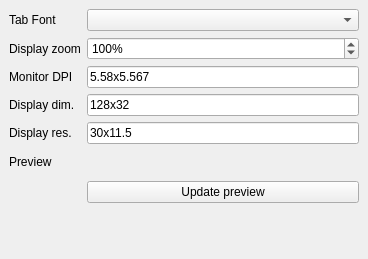
Qt form mainwindow.ui (jnwatts/QtLedTest) before a commit.
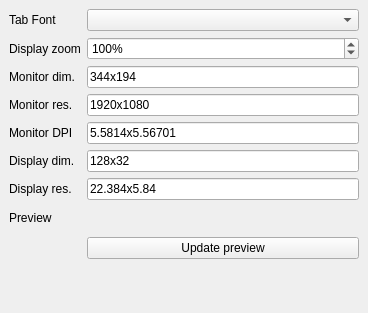
The same form after that commit. Custom widgets are drawn as their Qt base class.

Commit message: Calculate DPI from monitor metrics

What changed in the file:
```diff
--- a/mainwindow.ui
+++ b/mainwindow.ui
@@ -7,7 +7,7 @@
     <x>0</x>
     <y>0</y>
     <width>368</width>
-    <height>259</height>
+    <height>313</height>
    </rect>
   </property>
   <property name="windowTitle">
@@ -54,56 +54,56 @@
       </property>
      </widget>
     </item>
-    <item row="4" column="0">
+    <item row="6" column="0">
      <widget class="QLabel" name="label_5">
       <property name="text">
        <string>Display dim.</string>
       </property>
      </widget>
     </item>
-    <item row="5" column="0">
+    <item row="7" column="0">
      <widget class="QLabel" name="label_6">
       <property name="text">
        <string>Display res.</string>
       </property>
      </widget>
     </item>
-    <item row="2" column="0">
+    <item row="4" column="0">
      <widget class="QLabel" name="label_4">
       <property name="text">
        <string>Monitor DPI</string>
       </property>
      </widget>
     </item>
-    <item row="2" column="1">
-     <widget class="QLineEdit" name="monitorDPI">
-      <property name="text">
-       <string>5.58x5.567</string>
-      </property>
-     </widget>
-    </item>
     <item row="4" column="1">
+     <widget class="QLineEdit" name="monitorDPI">
+      <property name="text">
+       <string>5.5814x5.56701</string>
+      </property>
+     </widget>
+    </item>
+    <item row="6" column="1">
      <widget class="QLineEdit" name="dispRes">
       <property name="text">
        <string>128x32</string>
       </property>
      </widget>
     </item>
-    <item row="5" column="1">
+    <item row="7" column="1">
      <widget class="QLineEdit" name="dispDim">
       <property name="text">
-       <string>30x11.5</string>
+       <string>22.384x5.84</string>
       </property>
      </widget>
     </item>
-    <item row="6" column="0">
+    <item row="8" column="0">
      <widget class="QLabel" name="label_3">
       <property name="text">
        <string>Preview</string>
       </property>
      </widget>
     </item>
-    <item row="6" column="1">
+    <item row="8" column="1">
      <widget class="SSD1306" name="oled" native="true">
       <property name="sizePolicy">
        <sizepolicy hsizetype="Maximum" vsizetype="Maximum">
@@ -119,13 +119,41 @@
       </property>
      </widget>
     </item>
-    <item row="7" column="1">
+    <item row="9" column="1">
      <widget class="QPushButton" name="pbUpdate">
       <property name="text">
        <string>Update preview</string>
       </property>
      </widget>
     </item>
+    <item row="3" column="0">
+     <widget class="QLabel" name="label_7">
+      <property name="text">
+       <string>Monitor res.</string>
+      </property>
+     </widget>
+    </item>
+    <item row="2" column="0">
+     <widget class="QLabel" name="label_8">
+      <property name="text">
+       <string>Monitor dim.</string>
+      </property>
+     </widget>
+    </item>
+    <item row="2" column="1">
+     <widget class="QLineEdit" name="monDim">
+      <property name="text">
+       <string>344x194</string>
+      </property>
+     </widget>
+    </item>
+    <item row="3" column="1">
+     <widget class="QLineEdit" name="monRes">
+      <property name="text">
+       <string>1920x1080</string>
+      </property>
+     </widget>
+    </item>
    </layout>
   </widget>
  </widget>
```
The commit also changes 2 other files.
